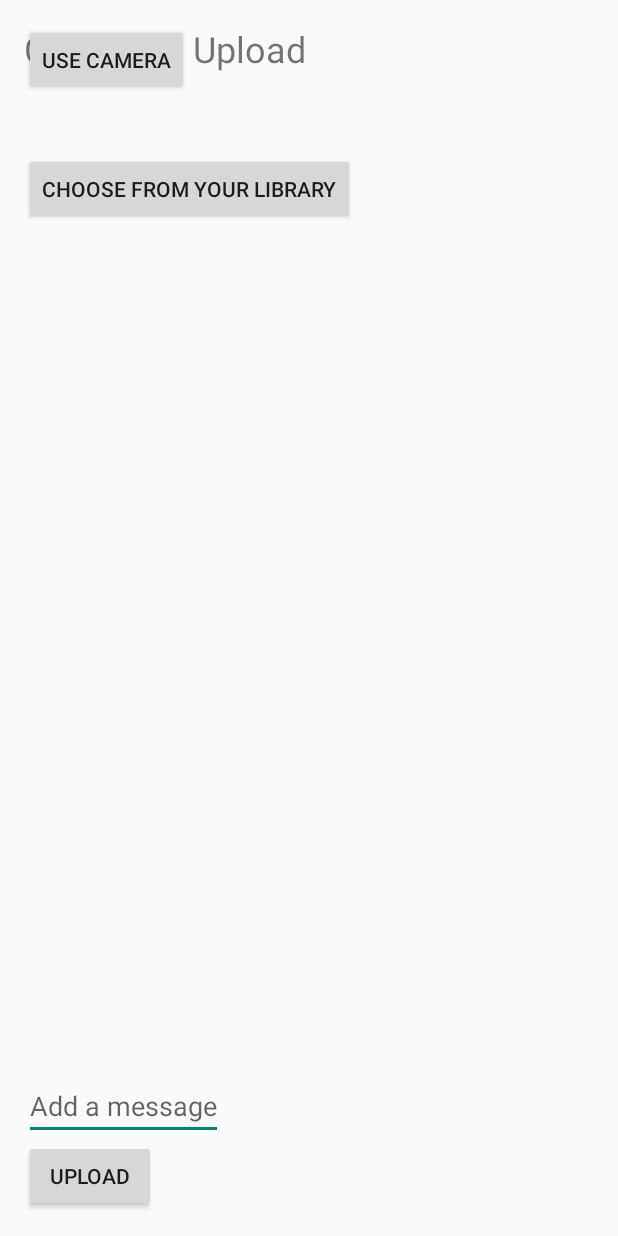
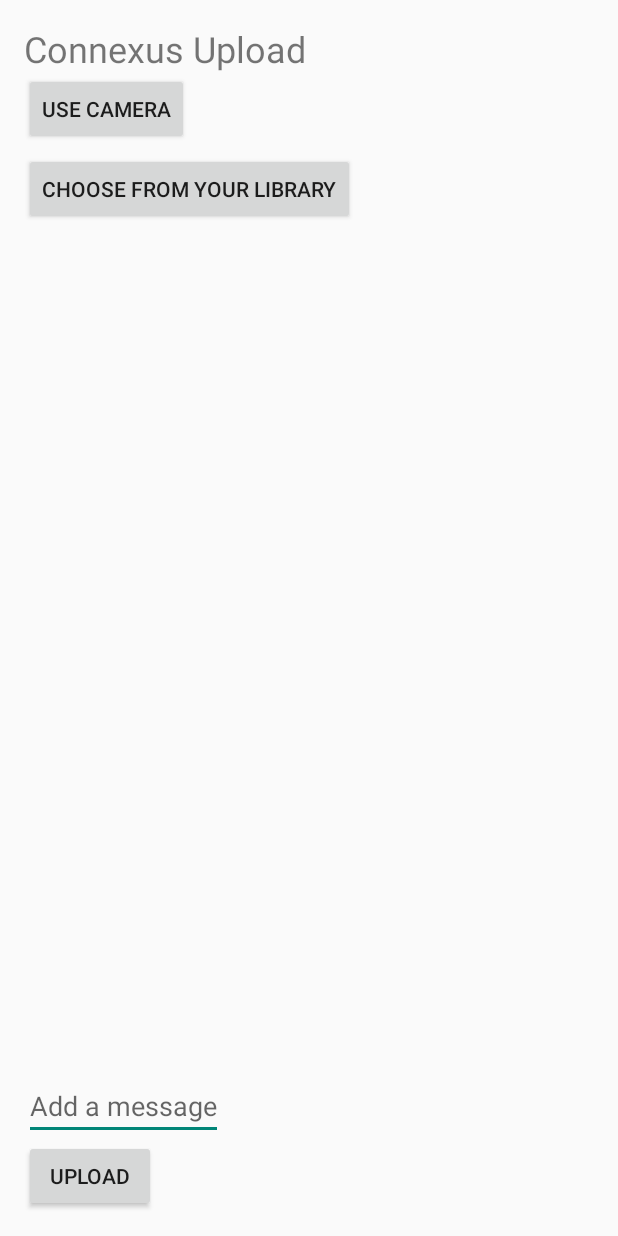
Before and after one commit to jenny350026/apt-miniproject, an Android app: the ViewSingleActivity screen opened directly, with no data from a screen before it, after a tap on "UPLOAD AN IMAGE", on a phone screen of 412 x 824 dp. Run offline under Robolectric (Android 15) with nearby library versions, the phone set to English and light mode, and no system bars; our stand-ins replace Picasso; libraries missing offline, so code that uses them is left out: com.loopj.android, cz.msebera.android; pictures from the network do not load; 1 statement that could not run was skipped.

Commit message:
upload kind of working

```diff
--- a/Connexus/app/src/main/java/apt/connexus/ViewSingleActivity.java
+++ b/Connexus/app/src/main/java/apt/connexus/ViewSingleActivity.java
@@ -35,12 +35,14 @@
     public static final String TAG = "ViewSingleStream";
     Context context = this;
 
+    private static String stream_id = "";
+
     @Override
     protected void onCreate(Bundle savedInstanceState) {
         super.onCreate(savedInstanceState);
         setContentView(R.layout.activity_view_single);
 
-        String streamName = getIntent().getStringExtra("streamName");
+        final String streamName = getIntent().getStringExtra("streamName");
         REQUEST_ViewSingleStream += streamName;
 
 
@@ -59,6 +61,8 @@
                 try {
                     JSONObject jObject = new JSONObject(response);
                     JSONArray streamsDictArr = jObject.getJSONArray("images");
+
+                    stream_id = jObject.getString("stream_id");
 
                     for (int i = 0; i < streamsDictArr.length(); i++) {
 
@@ -123,6 +127,7 @@
                   @Override
                   public void onClick(View v) {
                       Intent intent = new Intent(ViewSingleActivity.this, UploadActivity.class);
+                      intent.putExtra("stream_id", stream_id);
                       startActivity(intent);
                   }
               }
--- a/Connexus/app/src/main/res/layout/activity_upload.xml
+++ b/Connexus/app/src/main/res/layout/activity_upload.xml
@@ -25,13 +25,13 @@
         android:layout_height="wrap_content"
         android:text="Use Camera"
         android:id="@+id/camera_btn"
-        android:layout_below="@+id/button2"
+        android:layout_below="@+id/textView4"
         android:layout_alignParentStart="true" />
 
     <EditText
         android:layout_width="wrap_content"
         android:layout_height="wrap_content"
-        android:id="@+id/editText2"
+        android:id="@+id/photoComment"
         android:hint="Add a message"
         android:layout_above="@+id/upload_btn"
         android:layout_alignParentStart="true" />
@@ -48,7 +48,8 @@
         android:layout_width="200dp"
         android:layout_height="250dp"
         android:id="@+id/imageView"
-        android:layout_above="@+id/editText2"
-        android:layout_alignParentStart="true" />
+        android:layout_below="@+id/library_btn"
+        android:layout_alignParentStart="true"
+        android:layout_marginTop="29dp" />
 
 </RelativeLayout>
```
Also changed, not shown: Connexus/app/src/main/java/apt/connexus/UploadActivity.java (+70 -13 lines).
